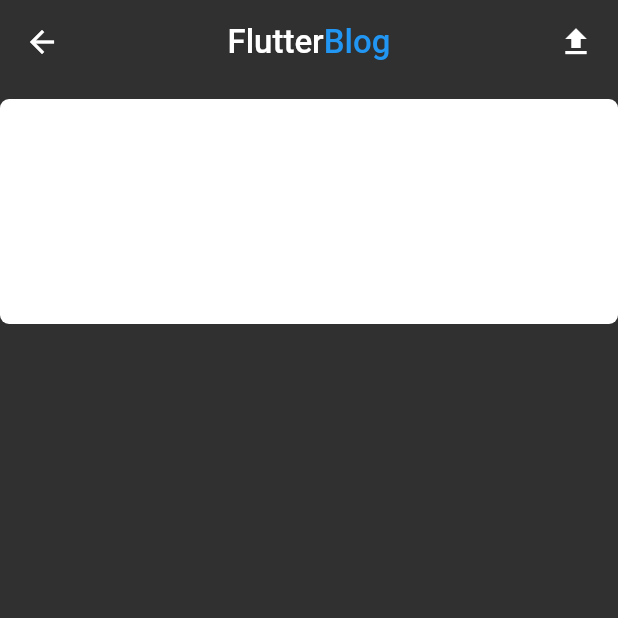
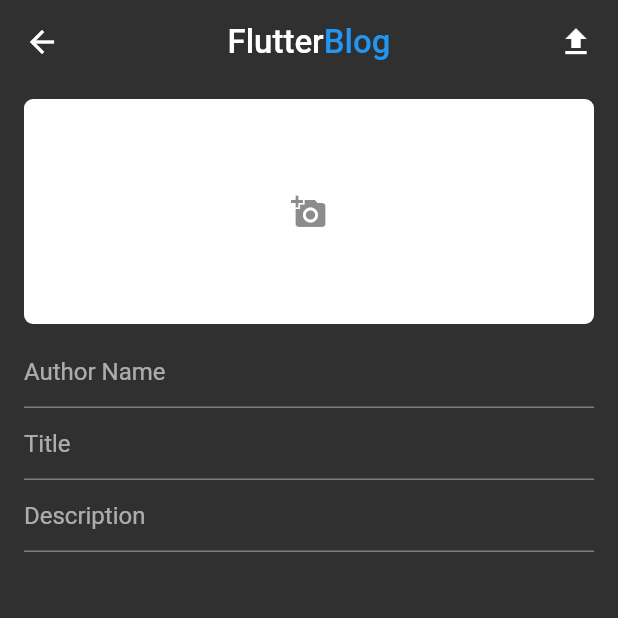
Before and after one commit to DebRC/Anonymous-Blogger, a Flutter app: the CreateBlog screen opened directly, on a phone screen of 412 x 824 dp, the top half of it. Run offline on Flutter 3.47's test engine with Material 2 defaults, Android fonts, the phone set to English and light mode, and no system bars.

Commit message:
Finished Up Add Blog Page UI

```diff
--- a/lib/create_blog.dart
+++ b/lib/create_blog.dart
@@ -33,6 +33,7 @@
               child: const Icon(Icons.file_upload))
         ],
       ),
+      // ignore: avoid_unnecessary_containers
       body: Container(
         child: Column(
           children: <Widget>[
@@ -40,12 +41,42 @@
               height: 10,
             ),
             Container(
+                margin: const EdgeInsets.symmetric(horizontal: 16),
                 height: 150,
                 decoration: BoxDecoration(
                     color: Colors.white,
                     borderRadius: BorderRadius.circular(6)),
                 width: MediaQuery.of(context).size.width,
-                child: const Icon(Icons.add_a_photo)),
+                child: const Icon(
+                  Icons.add_a_photo,
+                  color: Colors.black45,
+                )),
+            const SizedBox(
+              height: 8,
+            ),
+            Container(
+              margin: const EdgeInsets.symmetric(horizontal: 16),
+              child: Column(children: <Widget>[
+                TextField(
+                  decoration: const InputDecoration(hintText: "Author Name"),
+                  onChanged: (val) {
+                    var authorName = val;
+                  },
+                ),
+                TextField(
+                  decoration: const InputDecoration(hintText: "Title"),
+                  onChanged: (val) {
+                    var title = val;
+                  },
+                ),
+                TextField(
+                  decoration: const InputDecoration(hintText: "Description"),
+                  onChanged: (val) {
+                    var description = val;
+                  },
+                )
+              ]),
+            )
           ],
         ),
       ),
```
